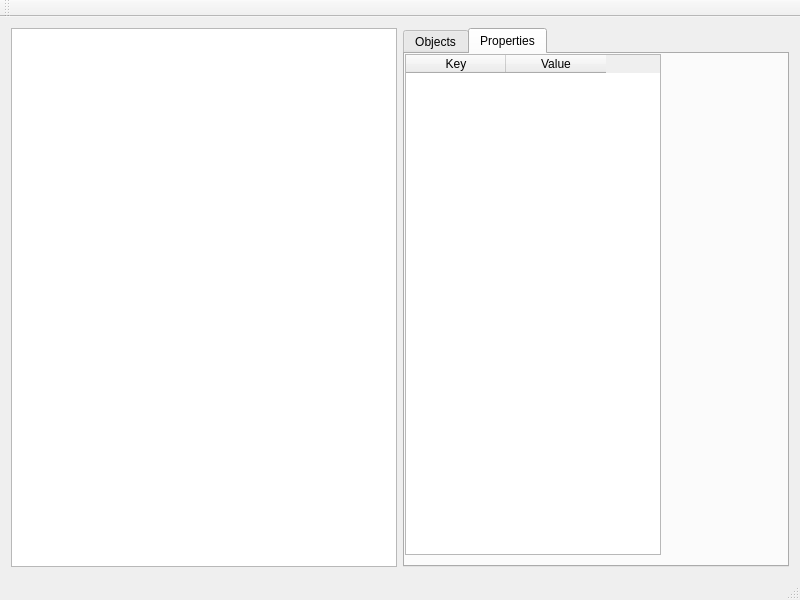
The window that level_editor/LevelEditor/mainwindow.ui (dmaulikr/Ballgame) describes before a commit, drawn with Qt 5.
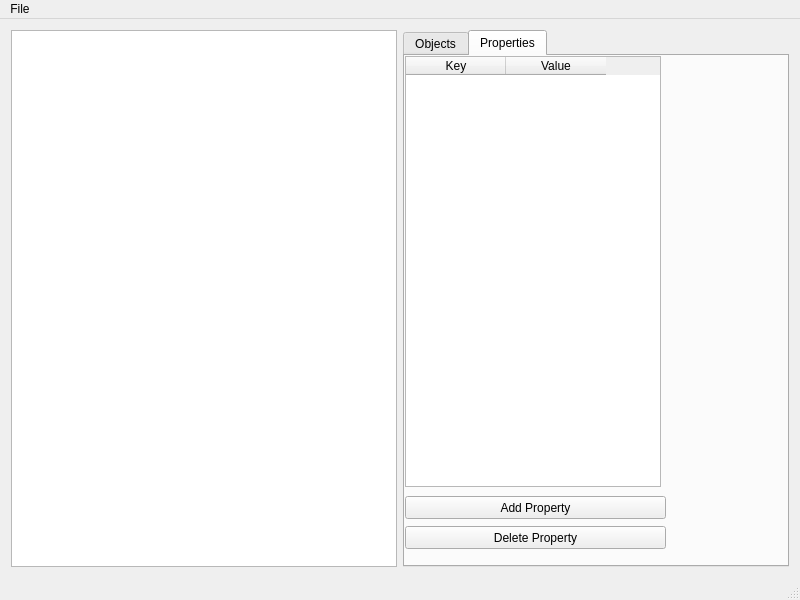
The same window after the commit. The open tabs and pages were chosen to show the change. Custom widgets are drawn as their Qt base class.

Commit message: LevelEditor buttons now work fully (I hope)

Diff of the .ui file:
```diff
--- a/level_editor/LevelEditor/mainwindow.ui
+++ b/level_editor/LevelEditor/mainwindow.ui
@@ -140,7 +140,7 @@
             <x>0</x>
             <y>0</y>
             <width>256</width>
-            <height>501</height>
+            <height>431</height>
            </rect>
           </property>
           <column>
@@ -154,6 +154,32 @@
            </property>
           </column>
          </widget>
+         <widget class="QPushButton" name="pushButton_6">
+          <property name="geometry">
+           <rect>
+            <x>0</x>
+            <y>440</y>
+            <width>261</width>
+            <height>23</height>
+           </rect>
+          </property>
+          <property name="text">
+           <string>Add Property</string>
+          </property>
+         </widget>
+         <widget class="QPushButton" name="pushButton_7">
+          <property name="geometry">
+           <rect>
+            <x>0</x>
+            <y>470</y>
+            <width>261</width>
+            <height>23</height>
+           </rect>
+          </property>
+          <property name="text">
+           <string>Delete Property</string>
+          </property>
+         </widget>
         </widget>
        </widget>
       </item>
@@ -173,18 +199,31 @@
      <height>21</height>
     </rect>
    </property>
-  </widget>
-  <widget class="QToolBar" name="mainToolBar">
-   <attribute name="toolBarArea">
-    <enum>TopToolBarArea</enum>
-   </attribute>
-   <attribute name="toolBarBreak">
-    <bool>false</bool>
-   </attribute>
+   <widget class="QMenu" name="menuFile">
+    <property name="title">
+     <string>File</string>
+    </property>
+    <addaction name="actionNew_Level"/>
+    <addaction name="separator"/>
+    <addaction name="actionOpen_Level"/>
+    <addaction name="separator"/>
+    <addaction name="actionSave"/>
+    <addaction name="actionSave_As"/>
+    <addaction name="separator"/>
+    <addaction name="actionExit"/>
+   </widget>
+   <addaction name="menuFile"/>
   </widget>
   <widget class="QStatusBar" name="statusBar"/>
  </widget>
  <layoutdefault spacing="6" margin="11"/>
+ <customwidgets>
+  <customwidget>
+   <class>LevelGraphicsView</class>
+   <extends>QGraphicsView</extends>
+   <header location="global">levelgraphicsview.h</header>
+  </customwidget>
+ </customwidgets>
  <resources/>
  <connections>
   <connection>
```
Left out of the diff: 185 changed lines with no effect on the pictures. The commit also changes 7 other files.
